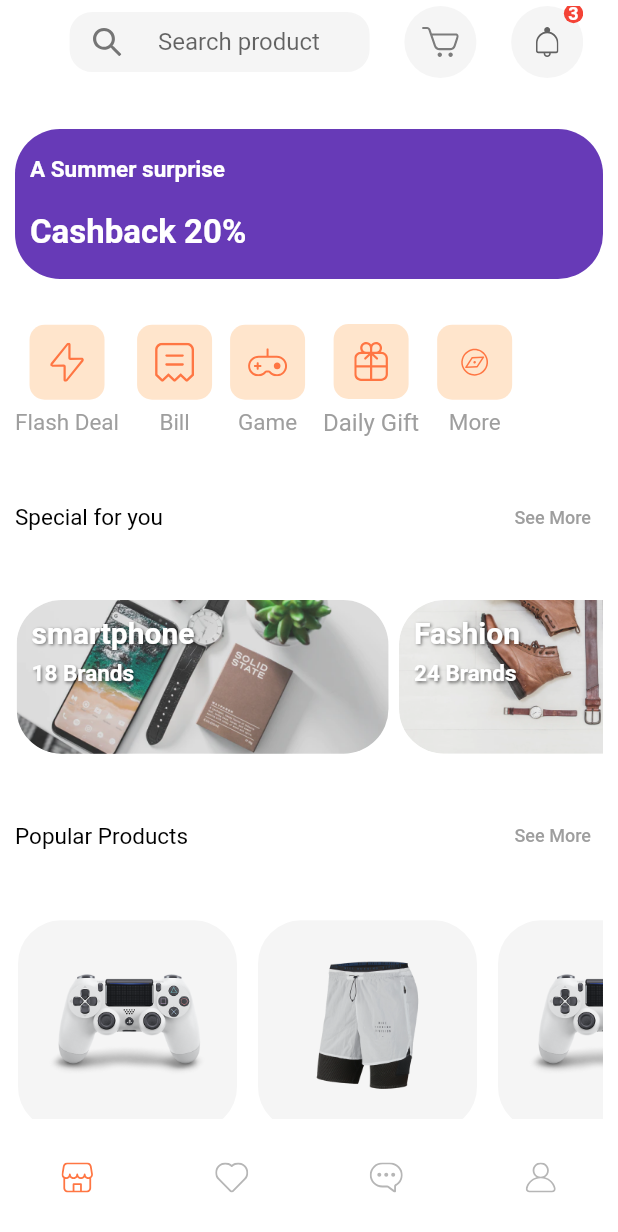
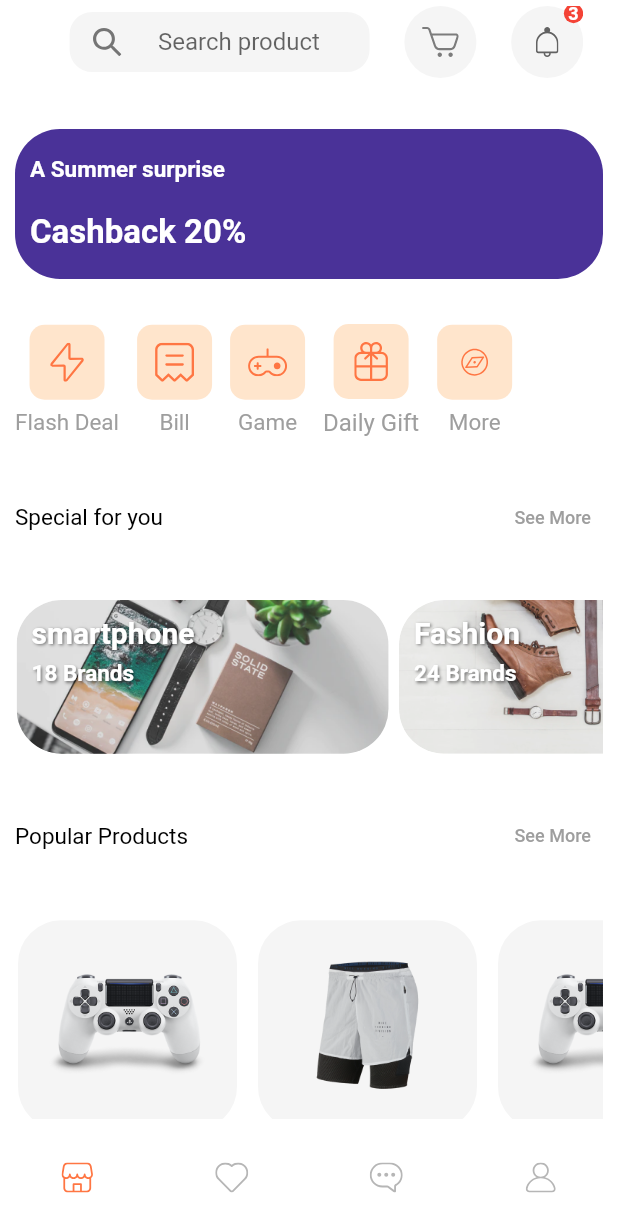
Before and after one commit to najlaaalsmadi/fullproject, a Flutter app: the HomeScreen screen opened directly, on a phone screen of 412 x 824 dp. Shown: the top 1232 px of the screen. Run offline on Flutter 3.47's test engine with Material 2 defaults, Android fonts, the phone set to English and light mode, and no system bars; our stand-ins replace carousel_slider, dots_indicator, flutter_svg, font_awesome_flutter; missing offline and left inert: dart:js.

Commit message:
first commit

```diff
--- a/lib/home/components/body.dart
+++ b/lib/home/components/body.dart
@@ -86,7 +86,7 @@ class _BodyState extends State<Body> {
     width: 350,
     height: 100,
     decoration: BoxDecoration(
-    color: Colors.deepPurple,
+    color: Color(0xFF4A3298),
     borderRadius: BorderRadius.circular(30.0),
     ),
     child: Column(
```
